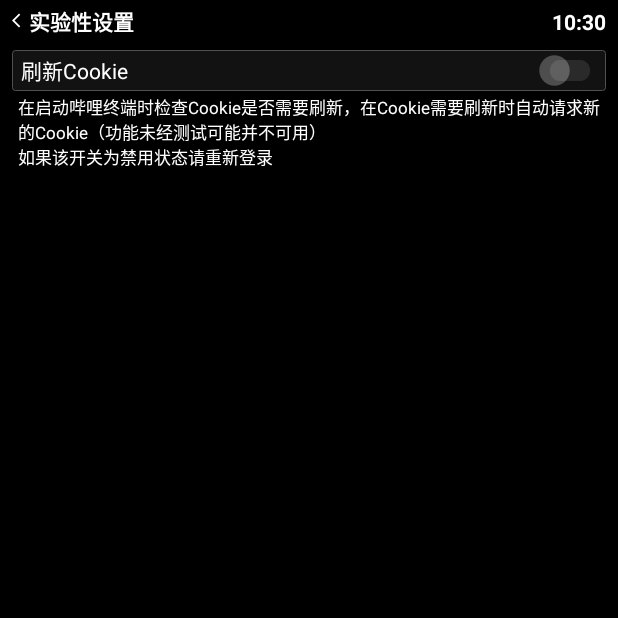
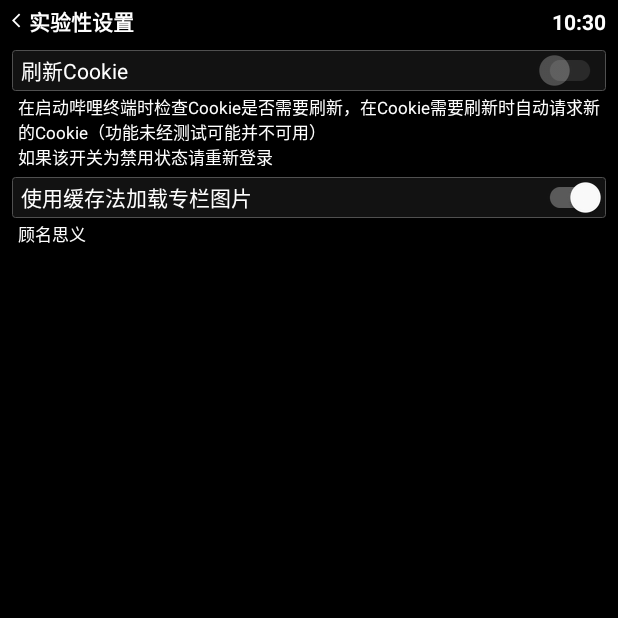
Before and after one commit to huanli233/BiliClient, an Android app: the SettingLaboratoryActivity screen opened directly, with no data from a screen before it, on a phone screen of 412 x 824 dp, the top half of it. Run offline under Robolectric (Android 15) with nearby library versions, the phone set to English and light mode, and no system bars.

Commit message:
调整了部分页面的图片获取

```diff
--- a/app/src/main/java/com/RobinNotBad/BiliClient/activity/settings/SettingLaboratoryActivity.java
+++ b/app/src/main/java/com/RobinNotBad/BiliClient/activity/settings/SettingLaboratoryActivity.java
@@ -13,7 +13,7 @@ import java.util.prefs.Preferences;
 
 public class SettingLaboratoryActivity extends BaseActivity {
 
-    private SwitchCompat refresh_cookie;
+    private SwitchCompat refresh_cookie,article_picture_load;
 
     @SuppressLint({"MissingInflatedId", "SetTextI18n"})
     @Override
@@ -26,11 +26,17 @@ public class SettingLaboratoryActivity extends BaseActivity {
 
         refresh_cookie = findViewById(R.id.refresh_cookie);
         refresh_cookie.setChecked(SharedPreferencesUtil.getBoolean("dev_refresh_cookie",false));
+
+        article_picture_load = findViewById(R.id.article_picture_load);
+        article_picture_load.setChecked(SharedPreferencesUtil.getBoolean("dev_article_pic_load",true));
+
         if(Objects.equals(SharedPreferencesUtil.getString(SharedPreferencesUtil.refresh_token, ""), "")) refresh_cookie.setEnabled(false);
     }
 
     private void save() {
         SharedPreferencesUtil.putBoolean("dev_refresh_cookie", refresh_cookie.isChecked());
+        SharedPreferencesUtil.putBoolean("dev_article_pic_load", article_picture_load.isChecked());
+
     }
 
     @Override
--- a/app/src/main/java/com/RobinNotBad/BiliClient/adapter/DynamicHolder.java
+++ b/app/src/main/java/com/RobinNotBad/BiliClient/adapter/DynamicHolder.java
@@ -95,7 +95,7 @@ public class DynamicHolder extends RecyclerView.ViewHolder{
         if(dynamic.pictureList != null){
             View imageCard = View.inflate(context,R.layout.cell_dynamic_image,extraCard);
             ImageView imageView = imageCard.findViewById(R.id.imageView);
-            Glide.with(context).load(dynamic.pictureList.get(0))
+            Glide.with(context).load(dynamic.pictureList.get(0)+"@35q.webp")
                     .diskCacheStrategy(DiskCacheStrategy.NONE)
                     .into(imageView);
             TextView textView = imageCard.findViewById(R.id.imageCount);
--- a/app/src/main/java/com/RobinNotBad/BiliClient/adapter/ReplyAdapter.java
+++ b/app/src/main/java/com/RobinNotBad/BiliClient/adapter/ReplyAdapter.java
@@ -143,7 +143,7 @@ public class ReplyAdapter extends RecyclerView.Adapter<RecyclerView.ViewHolder>
             if (replyList.get(realPosition).pictureList != null && !replyList.get(realPosition).pictureList.isEmpty()) {  //图片显示相关
                 replyHolder.imageCard.setVisibility(View.VISIBLE);
                 replyHolder.imageCount.setVisibility(View.VISIBLE);
-                Glide.with(context).load(replyList.get(realPosition).pictureList.get(0))
+                Glide.with(context).load(replyList.get(realPosition).pictureList.get(0) + "@35q.webp")
                         .diskCacheStrategy(DiskCacheStrategy.NONE)
                         .into(replyHolder.imageCard);
 
--- a/app/src/main/res/layout/activity_setting_laboratory.xml
+++ b/app/src/main/res/layout/activity_setting_laboratory.xml
@@ -83,6 +83,33 @@
                     android:text="在启动哔哩终端时检查Cookie是否需要刷新，在Cookie需要刷新时自动请求新的Cookie（功能未经测试可能并不可用）\n如果该开关为禁用状态请重新登录"
                     android:textSize="11sp" />
             </LinearLayout>
+
+
+
+            <LinearLayout
+                android:layout_width="match_parent"
+                android:layout_height="match_parent"
+                android:layout_marginHorizontal="8dp"
+                android:layout_marginTop="5dp"
+                android:orientation="vertical">
+
+                <androidx.appcompat.widget.SwitchCompat
+                    android:id="@+id/article_picture_load"
+                    android:layout_width="match_parent"
+                    android:layout_height="wrap_content"
+                    android:paddingStart="6dp"
+                    android:background="@drawable/background_edit_text_setting"
+                    android:text="使用缓存法加载专栏图片"
+                    android:textColor="@color/textwhite" />
+
+                <TextView
+                    android:layout_width="match_parent"
+                    android:layout_height="wrap_content"
+                    android:layout_marginHorizontal="4dp"
+                    android:layout_marginTop="2dp"
+                    android:text="顾名思义"
+                    android:textSize="11sp" />
+            </LinearLayout>
         </LinearLayout>
     </ScrollView>
 
```
Also changed, not shown: app/src/main/java/com/RobinNotBad/BiliClient/adapter/ArticleContentAdapter.java (+34 -7 lines), 1 other file.
